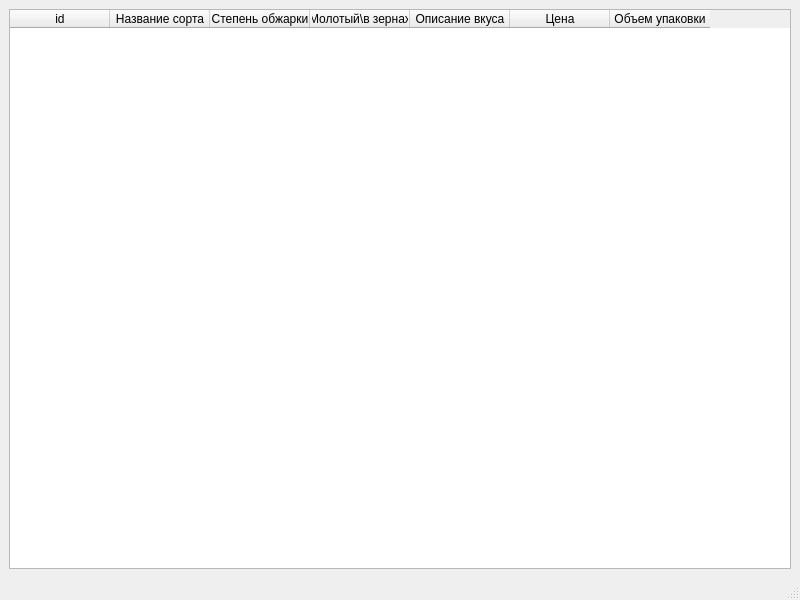
This is main.ui in vladyar334/cappuccino as Qt 5 draws it before an edit. The edited form follows.
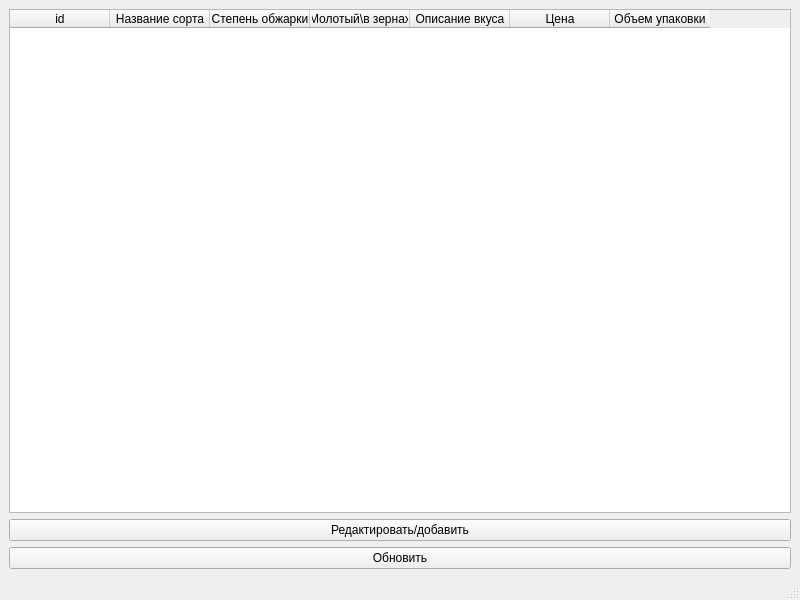
This is the edited form.

```diff
--- a/main.ui
+++ b/main.ui
@@ -54,6 +54,20 @@
       </column>
      </widget>
     </item>
+    <item row="1" column="0">
+     <widget class="QPushButton" name="pushButton">
+      <property name="text">
+       <string>Редактировать/добавить</string>
+      </property>
+     </widget>
+    </item>
+    <item row="2" column="0">
+     <widget class="QPushButton" name="pushButton_2">
+      <property name="text">
+       <string>Обновить</string>
+      </property>
+     </widget>
+    </item>
    </layout>
   </widget>
   <widget class="QMenuBar" name="menubar">
```
